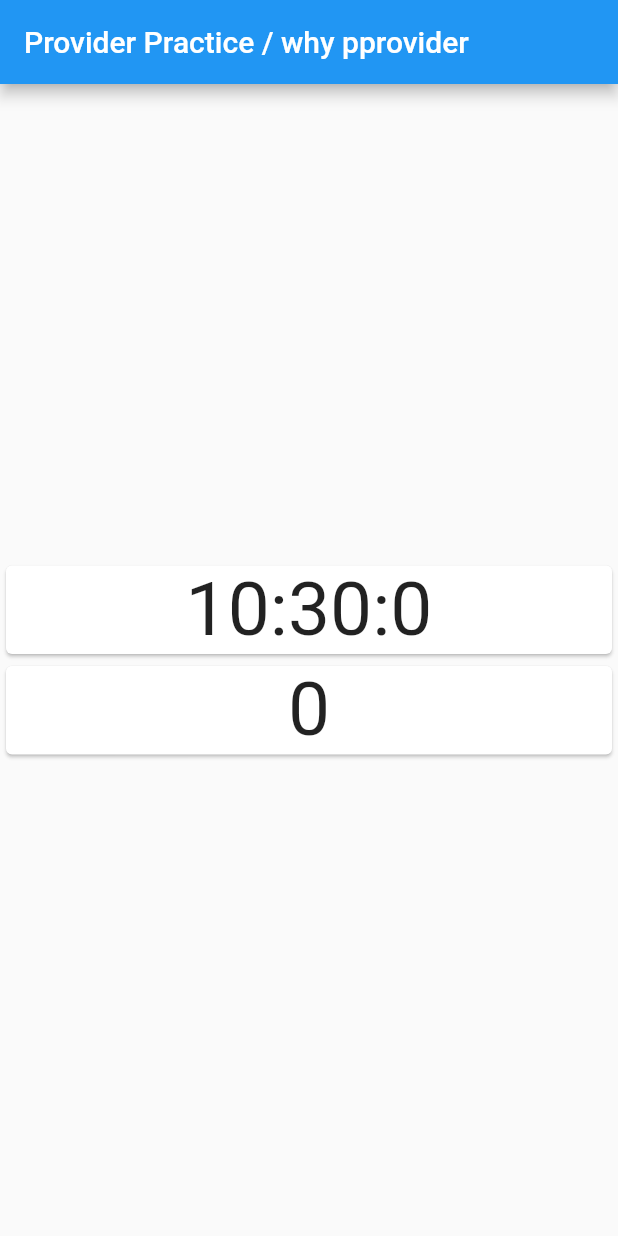
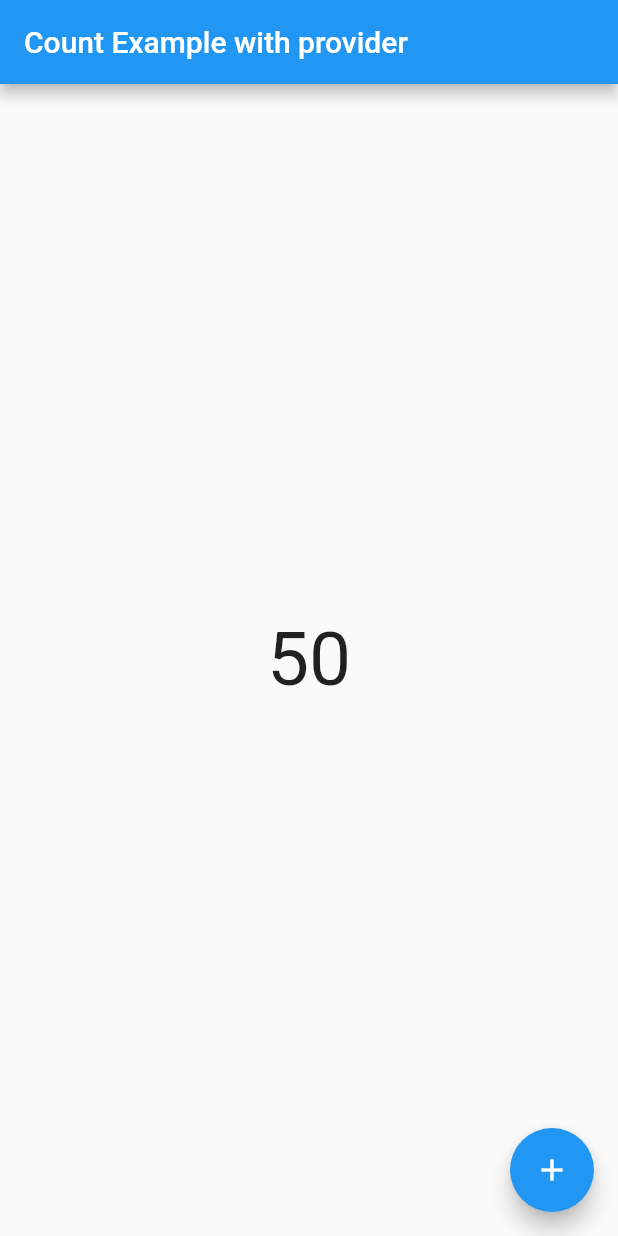
Before and after one commit to azix-khan/provider_practice, a Flutter app: the first screen one second after launch, on a phone screen of 412 x 824 dp. Run offline on Flutter 3.47's test engine with Material 2 defaults, Android fonts, the phone set to English and light mode, and no system bars.

Commit message:
count example with provider

```diff
--- a/lib/main.dart
+++ b/lib/main.dart
@@ -1,5 +1,7 @@
 import 'package:flutter/material.dart';
-import 'package:provider_practice/why_provider.dart';
+import 'package:provider/provider.dart';
+import 'package:provider_practice/provider/count_provider.dart';
+import 'package:provider_practice/screens/count_example.dart';
 
 void main() {
   runApp(const MyApp());
@@ -10,12 +12,15 @@ class MyApp extends StatelessWidget {
 
   @override
   Widget build(BuildContext context) {
-    return MaterialApp(
-      title: 'Provider Practice / Stateless widget',
-      theme: ThemeData(
-        primarySwatch: Colors.blue,
+    return ChangeNotifierProvider(
+      create: (_) => CountProvider(),
+      child: MaterialApp(
+        title: 'Provider Practice / Stateless widget',
+        theme: ThemeData(
+          primarySwatch: Colors.blue,
+        ),
+        home: const CountExample(),
       ),
-      home: const WhyProvider(),
     );
   }
 }
--- /dev/null
+++ b/lib/provider/count_provider.dart
@@ -0,0 +1,11 @@
+import 'package:flutter/foundation.dart';
+
+class CountProvider with ChangeNotifier {
+  int _count = 50;
+  int get count => _count;
+
+  void setCount() {
+    _count++;
+    notifyListeners();
+  }
+}
--- /dev/null
+++ b/lib/screens/count_example.dart
@@ -0,0 +1,49 @@
+import 'dart:async';
+
+import 'package:flutter/material.dart';
+import 'package:provider/provider.dart';
+import 'package:provider_practice/provider/count_provider.dart';
+
+class CountExample extends StatefulWidget {
+  const CountExample({super.key});
+
+  @override
+  State<CountExample> createState() => _CountExampleState();
+}
+
+class _CountExampleState extends State<CountExample> {
+  @override
+  void initState() {
+    // TODO: implement initState
+    super.initState();
+    final countProvider = Provider.of<CountProvider>(context, listen: false);
+    Timer.periodic(const Duration(seconds: 2), (timer) {
+      countProvider.setCount();
+    });
+  }
+
+  @override
+  Widget build(BuildContext context) {
+    final countProvider = Provider.of<CountProvider>(context, listen: false);
+    return Scaffold(
+      appBar: AppBar(
+        title: const Text('Count Example with provider'),
+      ),
+      body: Center(child: Consumer<CountProvider>(
+        builder: (context, value, child) {
+          print('Build' + value.count.toString());
+          return Text(
+            value.count.toString(),
+            style: const TextStyle(fontSize: 50),
+          );
+        },
+      )),
+      floatingActionButton: FloatingActionButton(
+        onPressed: () {
+          countProvider.setCount();
+        },
+        child: const Icon(Icons.add),
+      ),
+    );
+  }
+}
--- a/pubspec.yaml
+++ b/pubspec.yaml
@@ -35,6 +35,7 @@ dependencies:
   # The following adds the Cupertino Icons font to your application.
   # Use with the CupertinoIcons class for iOS style icons.
   cupertino_icons: ^1.0.2
+  provider: ^6.0.5
 
 dev_dependencies:
   flutter_test:
```
Also changed, not shown: pubspec.lock.
